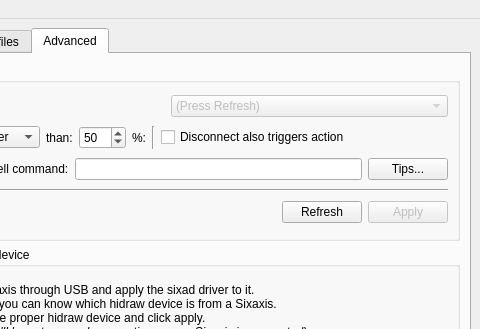
First picture: the form in qtsixa/gui/qtsixa_main.ui, repository aaronp24/QtSixA, before the edit; both pictures show x 145 to 625 and y 0 to 329 of the 625 by 466 pixel window.
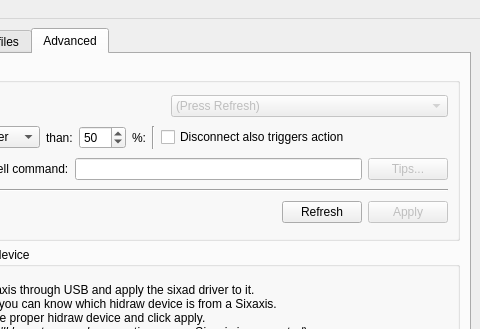
Second picture: the form after the edit. The open tabs and pages were chosen to show the change. Icons and pictures are not drawn.

```diff
--- a/qtsixa/gui/qtsixa_main.ui
+++ b/qtsixa/gui/qtsixa_main.ui
@@ -929,6 +929,9 @@
                </item>
                <item>
                 <widget class="QPushButton" name="b_tips_signal">
+                 <property name="enabled">
+                  <bool>false</bool>
+                 </property>
                  <property name="statusTip">
                   <string>Need some tips?</string>
                  </property>
```
Left out of the diff: 66 changed lines with no effect on the pictures.
